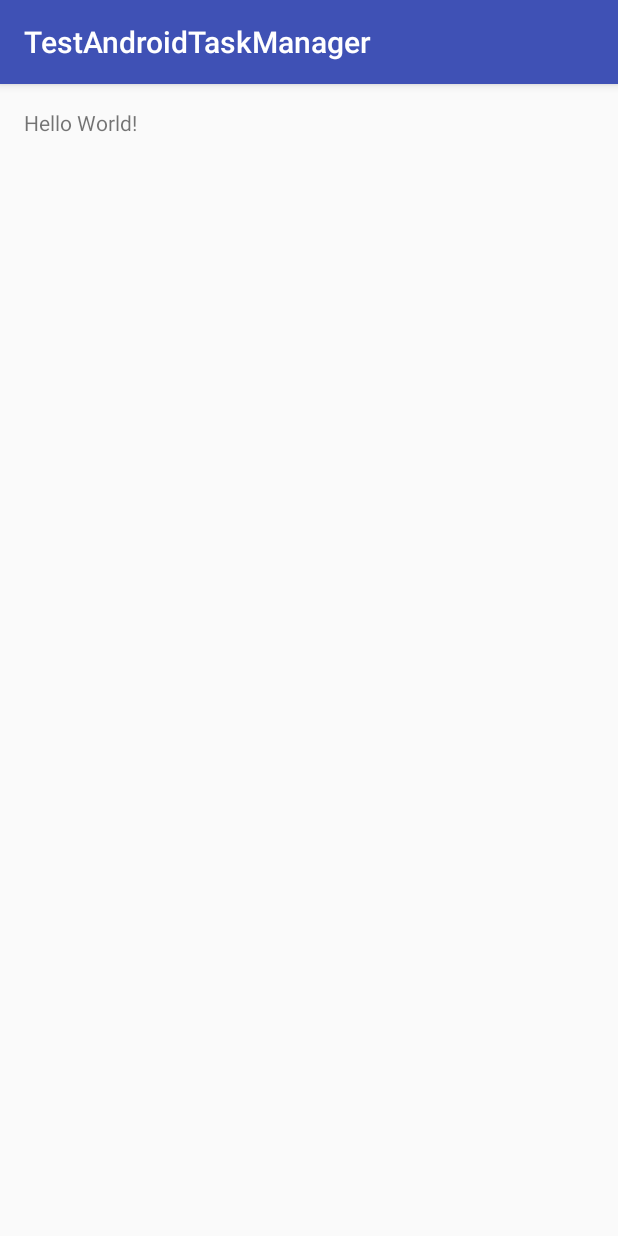
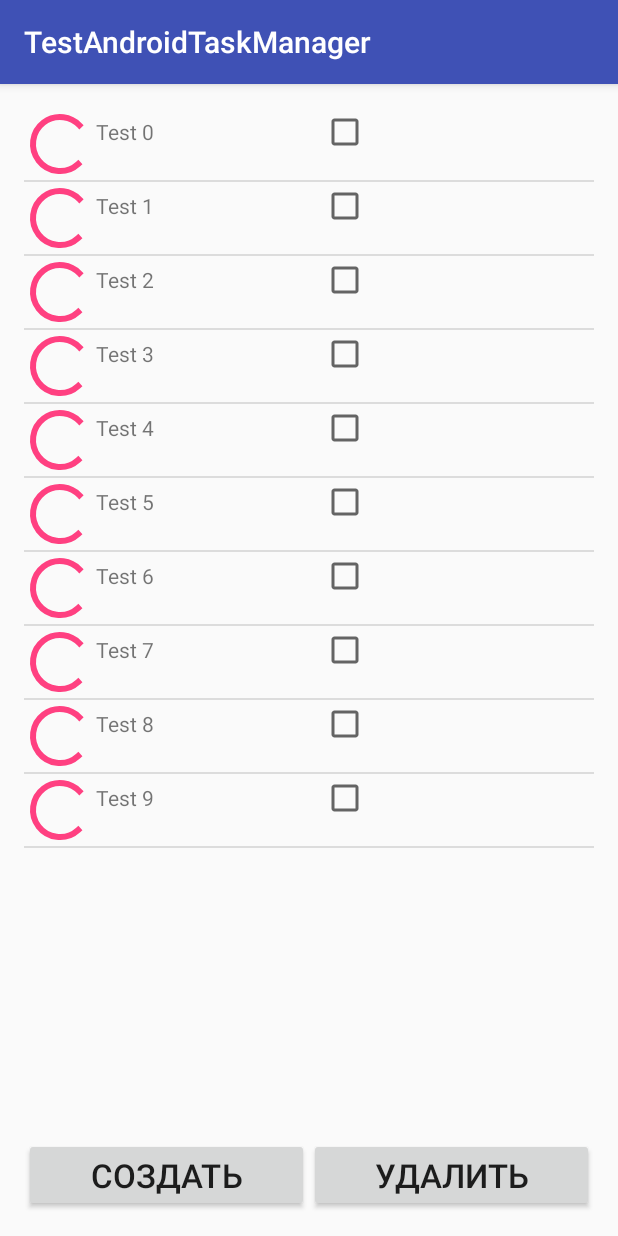
Before and after one commit to capitalsavhome/TestAndroidTaskManager, an Android app: the screen it shows after launch (MainActivity), on a phone screen of 412 x 824 dp. Run offline under Robolectric (Android 15) with nearby library versions, the phone set to English and light mode, and no system bars.

Commit message:
Created layout for first Activity. Added test data to listView. Maded onClickListener for each item of list.

```diff
--- a/TestAndroidTaskManager/app/src/main/java/com/example/adminhome/testandroidtaskmanager/MainActivity.java
+++ b/TestAndroidTaskManager/app/src/main/java/com/example/adminhome/testandroidtaskmanager/MainActivity.java
@@ -2,12 +2,68 @@ package com.example.adminhome.testandroidtaskmanager;
 
 import android.support.v7.app.AppCompatActivity;
 import android.os.Bundle;
+import android.util.Log;
+import android.view.LayoutInflater;
+import android.view.View;
+import android.view.ViewGroup;
+import android.widget.AdapterView;
+import android.widget.ArrayAdapter;
+import android.widget.ListView;
+import android.widget.TextView;
+import android.widget.Toast;
+
+import java.util.ArrayList;
 
 public class MainActivity extends AppCompatActivity {
+
+    private ArrayList<String> AL = new ArrayList<>();
+
+    private ArrayAdapter<String> arrayAdapter;
 
     @Override
     protected void onCreate(Bundle savedInstanceState) {
         super.onCreate(savedInstanceState);
         setContentView(R.layout.activity_main);
+
+        AL = new ArrayList<>();
+
+        for (int i = 0; i < 10; i++) {
+            String string = "Test " + Integer.toString(i);
+            AL.add(string);
+        }
+
+        final LayoutInflater inflater = this.getLayoutInflater();
+
+        ListView listView = (ListView) findViewById(R.id.lvCurrentTasks);
+
+        arrayAdapter = new ArrayAdapter<String>(this, android.R.layout.simple_list_item_1, AL){
+            @Override
+            public  View getView(final int position, View convertView, ViewGroup parent) {
+
+                View view = inflater.inflate(R.layout.tasks_list_view_item, parent, false);
+                //getting values from each holiday
+                TextView textView = (TextView) view.findViewById(R.id.tvCurrentTitle);
+                String string = AL.get(position);
+                //System.out.println("==========" + string);
+                textView.setText(string);
+
+                view.setOnClickListener(new View.OnClickListener() {
+                    @Override
+                    public void onClick(View view) {
+                        Toast.makeText(MainActivity.this, "Test" + position, Toast.LENGTH_SHORT).show();
+                    }
+                });
+
+                return view;
+            }
+        };
+        listView.setAdapter(arrayAdapter);
+//        listView.setOnItemClickListener(new AdapterView.OnItemClickListener() {
+//            @Override
+//            public void onItemClick(AdapterView<?> adapterView, View view, int i, long l) {
+//                Toast.makeText(MainActivity.this, "Test ", Toast.LENGTH_SHORT).show();
+//                System.out.println("=====Test " + i);
+//            }
+//        });
     }
 }
--- a/TestAndroidTaskManager/app/src/main/res/layout/activity_main.xml
+++ b/TestAndroidTaskManager/app/src/main/res/layout/activity_main.xml
@@ -1,5 +1,5 @@
 <?xml version="1.0" encoding="utf-8"?>
-<RelativeLayout xmlns:android="http://schemas.android.com/apk/res/android"
+<LinearLayout xmlns:android="http://schemas.android.com/apk/res/android"
     xmlns:tools="http://schemas.android.com/tools"
     android:layout_width="match_parent"
     android:layout_height="match_parent"
@@ -7,10 +7,39 @@
     android:paddingLeft="@dimen/activity_horizontal_margin"
     android:paddingRight="@dimen/activity_horizontal_margin"
     android:paddingTop="@dimen/activity_vertical_margin"
+    android:orientation="vertical"
     tools:context="com.example.adminhome.testandroidtaskmanager.MainActivity">
 
-    <TextView
-        android:layout_width="wrap_content"
+    <ListView
+        android:layout_width="match_parent"
         android:layout_height="wrap_content"
-        android:text="Hello World!" />
-</RelativeLayout>
+        android:id="@+id/lvCurrentTasks"
+        android:layout_weight="1"></ListView>
+
+
+    <TableLayout
+        android:layout_width="match_parent"
+        android:layout_height="wrap_content">
+        <TableRow>
+            <Button
+                android:layout_width="0dp"
+                android:layout_height="wrap_content"
+                android:layout_weight="0.5"
+                android:text="@string/create_task"
+                android:id="@+id/btnCreateTask"
+                android:onClick="btnMainClick"
+                android:textSize="10pt"/>
+            <Button
+                android:layout_width="0dp"
+                android:layout_weight="0.5"
+                android:layout_height="wrap_content"
+                android:text="@string/remove_tasks"
+                android:id="@+id/btnRemoveTasks"
+                android:onClick="btnMainClick"
+                android:textSize="10pt"/>
+        </TableRow>
+    </TableLayout>
+
+
+
+</LinearLayout>
--- /dev/null
+++ b/TestAndroidTaskManager/app/src/main/res/layout/tasks_list_view_item.xml
@@ -0,0 +1,16 @@
+<?xml version="1.0" encoding="utf-8"?>
+<LinearLayout xmlns:android="http://schemas.android.com/apk/res/android"
+    android:orientation="horizontal" android:layout_width="match_parent"
+    android:layout_height="match_parent">
+    <ProgressBar
+        android:layout_width="wrap_content"
+        android:layout_height="wrap_content" />
+    <TextView
+        android:layout_width="150dp"
+        android:layout_height="wrap_content"
+        android:id="@+id/tvCurrentTitle"/>
+    <CheckBox
+        android:layout_width="wrap_content"
+        android:layout_height="wrap_content" />
+
+</LinearLayout>
--- a/TestAndroidTaskManager/app/src/main/res/values/strings.xml
+++ b/TestAndroidTaskManager/app/src/main/res/values/strings.xml
@@ -1,3 +1,6 @@
 <resources>
     <string name="app_name">TestAndroidTaskManager</string>
+
+    <string name="create_task">Создать</string>
+    <string name="remove_tasks">Удалить</string>
 </resources>
```
